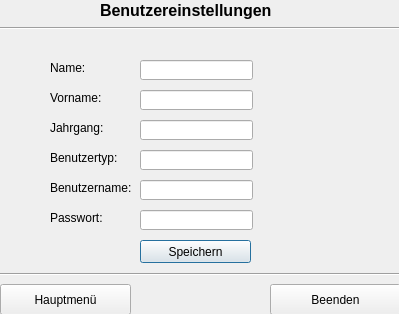
Qt form ZitatErfassung/frmbenutzereinstellungen.ui (TrialAnd404/MyRepo) before a commit.
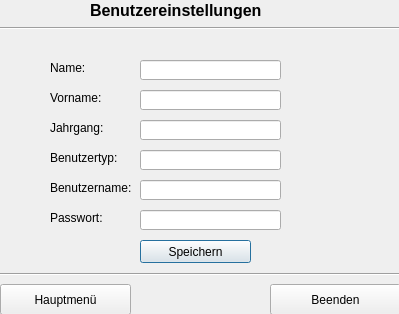
The same form after that commit.

The edit to the form file:
```diff
--- a/ZitatErfassung/frmbenutzereinstellungen.ui
+++ b/ZitatErfassung/frmbenutzereinstellungen.ui
@@ -109,7 +109,7 @@
     <rect>
      <x>140</x>
      <y>60</y>
-     <width>113</width>
+     <width>141</width>
      <height>20</height>
     </rect>
    </property>
@@ -122,7 +122,7 @@
     <rect>
      <x>140</x>
      <y>90</y>
-     <width>113</width>
+     <width>141</width>
      <height>20</height>
     </rect>
    </property>
@@ -135,7 +135,7 @@
     <rect>
      <x>140</x>
      <y>120</y>
-     <width>113</width>
+     <width>141</width>
      <height>20</height>
     </rect>
    </property>
@@ -148,7 +148,7 @@
     <rect>
      <x>140</x>
      <y>150</y>
-     <width>113</width>
+     <width>141</width>
      <height>20</height>
     </rect>
    </property>
@@ -158,7 +158,7 @@
     <rect>
      <x>140</x>
      <y>180</y>
-     <width>113</width>
+     <width>141</width>
      <height>20</height>
     </rect>
    </property>
@@ -171,7 +171,7 @@
     <rect>
      <x>140</x>
      <y>210</y>
-     <width>113</width>
+     <width>141</width>
      <height>20</height>
     </rect>
    </property>
@@ -218,9 +218,9 @@
   <widget class="QLabel" name="label_7">
    <property name="geometry">
     <rect>
-     <x>100</x>
+     <x>90</x>
      <y>0</y>
-     <width>191</width>
+     <width>241</width>
      <height>21</height>
     </rect>
    </property>
```
Left out of the diff: 2 changed lines with no effect on the pictures.
